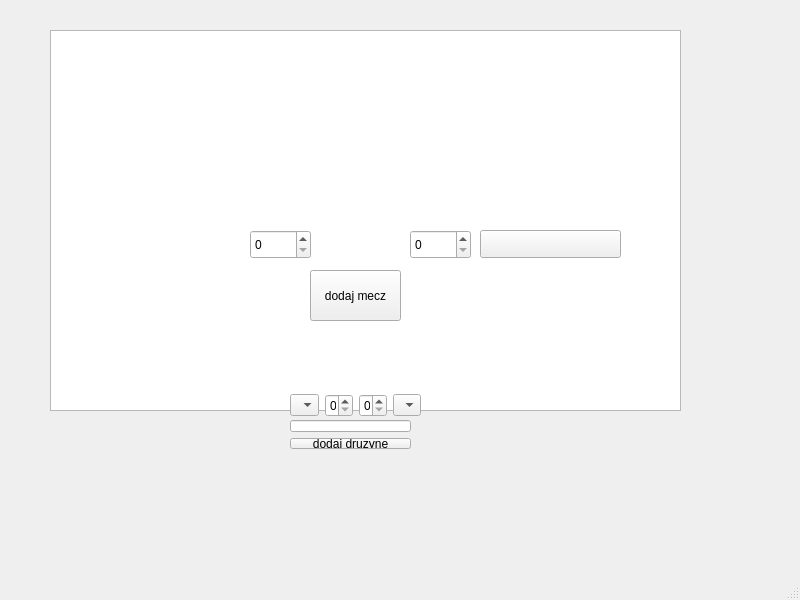
Above: mainwindow.ui from Kperp8/tournament-tracker-PL before the change. Below: the same form after it.
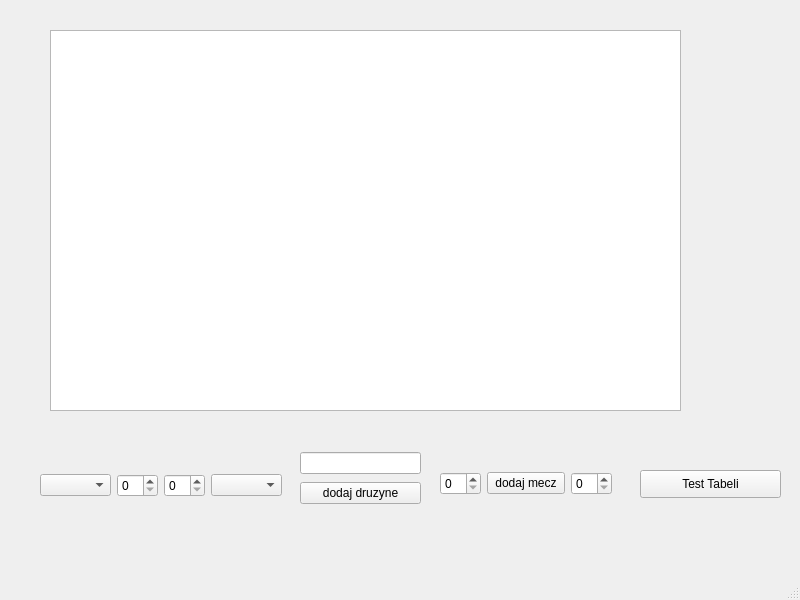
That is the form after the change.

Commit message: bardzo lekkie sprzatanie ui po ostatnim mergu

```diff
--- a/mainwindow.ui
+++ b/mainwindow.ui
@@ -27,39 +27,22 @@
    <widget class="QPushButton" name="testButton">
     <property name="geometry">
      <rect>
-      <x>480</x>
-      <y>230</y>
+      <x>640</x>
+      <y>470</y>
       <width>141</width>
       <height>28</height>
      </rect>
     </property>
-   </widget>
-   <widget class="QSpinBox" name="spinBox_A">
-    <property name="geometry">
-     <rect>
-      <x>250</x>
-      <y>230</y>
-      <width>61</width>
-      <height>29</height>
-     </rect>
+    <property name="text">
+     <string>Test Tabeli</string>
     </property>
    </widget>
-   <widget class="QSpinBox" name="spinBox_B">
+   <widget class="QWidget" name="layoutWidget">
     <property name="geometry">
      <rect>
-      <x>410</x>
-      <y>230</y>
-      <width>61</width>
-      <height>29</height>
-     </rect>
-    </property>
-   </widget>
-   <widget class="QWidget" name="">
-    <property name="geometry">
-     <rect>
-      <x>290</x>
-      <y>390</y>
-      <width>131</width>
+      <x>40</x>
+      <y>470</y>
+      <width>242</width>
       <height>31</height>
      </rect>
     </property>
@@ -78,13 +61,13 @@
      </item>
     </layout>
    </widget>
-   <widget class="QWidget" name="">
+   <widget class="QWidget" name="layoutWidget">
     <property name="geometry">
      <rect>
-      <x>290</x>
-      <y>420</y>
+      <x>300</x>
+      <y>450</y>
       <width>121</width>
-      <height>29</height>
+      <height>56</height>
      </rect>
     </property>
     <layout class="QVBoxLayout" name="verticalLayout">
@@ -100,18 +83,30 @@
      </item>
     </layout>
    </widget>
-   <widget class="QPushButton" name="add_match">
+   <widget class="QWidget" name="">
     <property name="geometry">
      <rect>
-      <x>310</x>
-      <y>270</y>
-      <width>91</width>
-      <height>51</height>
+      <x>440</x>
+      <y>470</y>
+      <width>172</width>
+      <height>27</height>
      </rect>
     </property>
-    <property name="text">
-     <string>dodaj mecz</string>
-    </property>
+    <layout class="QHBoxLayout" name="horizontalLayout_2">
+     <item>
+      <widget class="QSpinBox" name="spinBox_A"/>
+     </item>
+     <item>
+      <widget class="QPushButton" name="add_match">
+       <property name="text">
+        <string>dodaj mecz</string>
+       </property>
+      </widget>
+     </item>
+     <item>
+      <widget class="QSpinBox" name="spinBox_B"/>
+     </item>
+    </layout>
    </widget>
   </widget>
   <widget class="QMenuBar" name="menubar">
```
